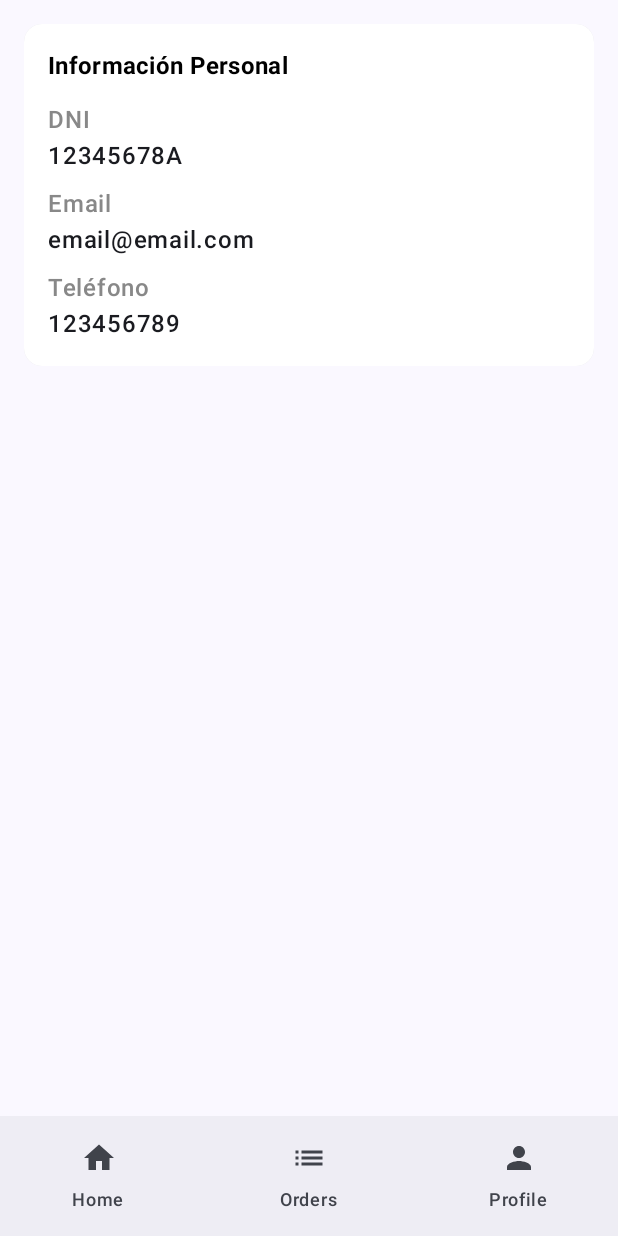
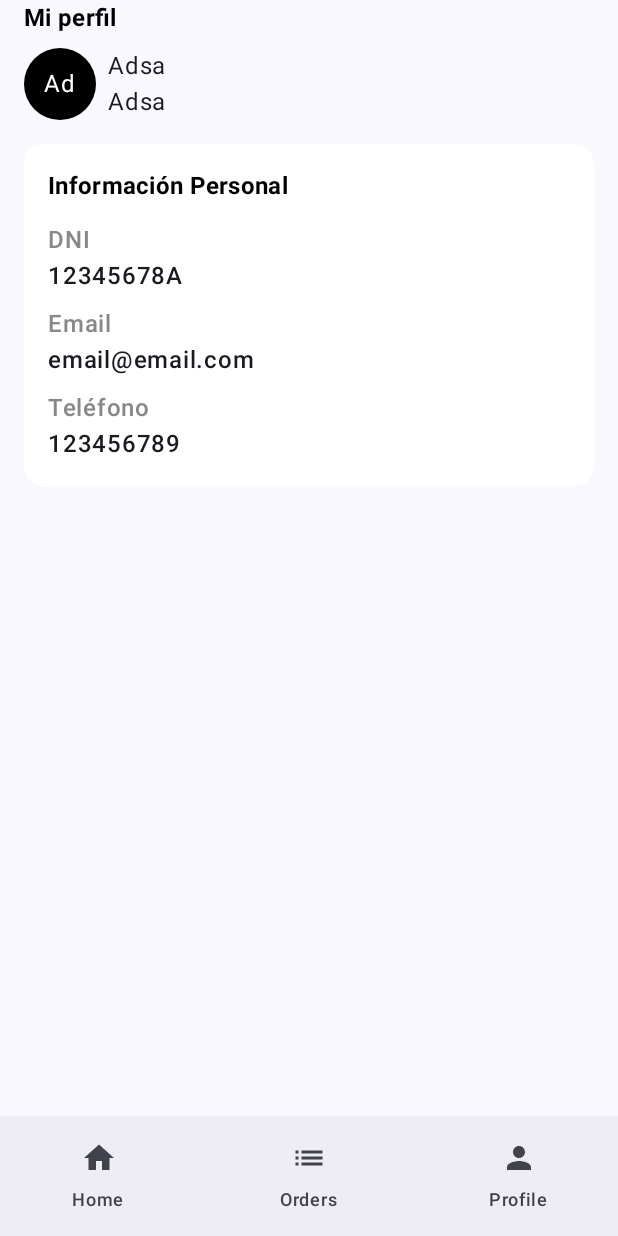
Before and after one commit to TFG-Restaurant-Manager/AndroidApp-RestaurantManager, an Android app built with Jetpack Compose: the screen it shows after launch (MainActivity), on a phone screen of 412 x 824 dp. Run offline under Robolectric (Android 15) with nearby library versions, the phone set to English and light mode, and no system bars.

Commit message:
Top bar finished

```diff
--- a/app/src/main/java/com/tfg_rm/androidapp_restaurantmanager/ui/screens/ProfileScreen.kt
+++ b/app/src/main/java/com/tfg_rm/androidapp_restaurantmanager/ui/screens/ProfileScreen.kt
@@ -1,16 +1,23 @@
 package com.tfg_rm.androidapp_restaurantmanager.ui.screens
 
 import androidx.compose.foundation.background
+import androidx.compose.foundation.layout.Arrangement
+import androidx.compose.foundation.layout.Box
 import androidx.compose.foundation.layout.Column
+import androidx.compose.foundation.layout.Row
 import androidx.compose.foundation.layout.Spacer
 import androidx.compose.foundation.layout.fillMaxWidth
 import androidx.compose.foundation.layout.height
 import androidx.compose.foundation.layout.padding
+import androidx.compose.foundation.layout.size
+import androidx.compose.foundation.layout.width
 import androidx.compose.foundation.shape.RoundedCornerShape
 import androidx.compose.material3.Card
 import androidx.compose.material3.MaterialTheme
+import androidx.compose.material3.Scaffold
 import androidx.compose.material3.Text
 import androidx.compose.runtime.Composable
+import androidx.compose.ui.Alignment
 import androidx.compose.ui.Modifier
 import androidx.compose.ui.graphics.Color
 import androidx.compose.ui.text.font.FontWeight
@@ -33,8 +40,47 @@ fun ProfileScreen() {
         dni = "12345678A",
         workSchedules = listOf("De 1 a 2", "Descansa", "De 3 a 4"),
     )
-    Column(modifier = Modifier.fillMaxWidth()){
-        PersonalInformation(empleado)
+    Scaffold(
+        topBar = { TopBar(empleado) }
+    ) { paddingValues ->
+        Column(modifier = Modifier.padding(paddingValues).fillMaxWidth()){
+            PersonalInformation(empleado)
+        }
+    }
+}
+
+@Composable
+fun TopBar(empleado : Employees) {
+    Column(modifier = Modifier.fillMaxWidth().padding(horizontal = 16.dp)) {
+        Text(
+            text = "Mi perfil",
+            style = MaterialTheme.typography.titleMedium,
+            color = Color.Black,
+            fontWeight = FontWeight.Bold
+        )
+        Spacer(modifier = Modifier.height(8.dp))
+        Row(
+            horizontalArrangement = Arrangement.Start,
+            verticalAlignment = Alignment.CenterVertically
+        ) {
+            Box(Modifier
+                .size(48.dp)
+                .background(
+                    color = Color.Black,
+                    shape = RoundedCornerShape(48.dp))
+            ) {
+                Text(
+                    text = empleado.name.take(2),
+                    modifier = Modifier
+                        .align(alignment = Alignment.Center),
+                    color = Color.White)
+            }
+            Spacer(modifier = Modifier.width(8.dp))
+            Column() {
+                Text(empleado.name)
+                Text(empleado.name)
+            }
+        }
     }
 }
 
```
